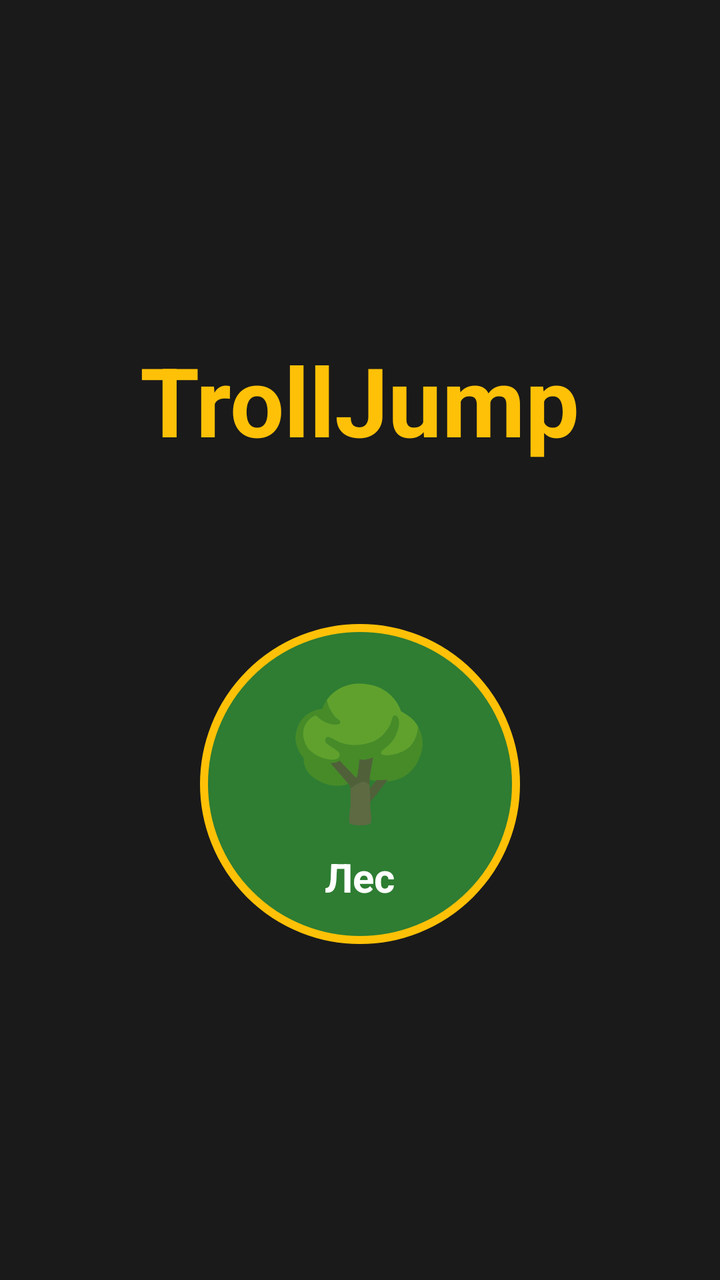
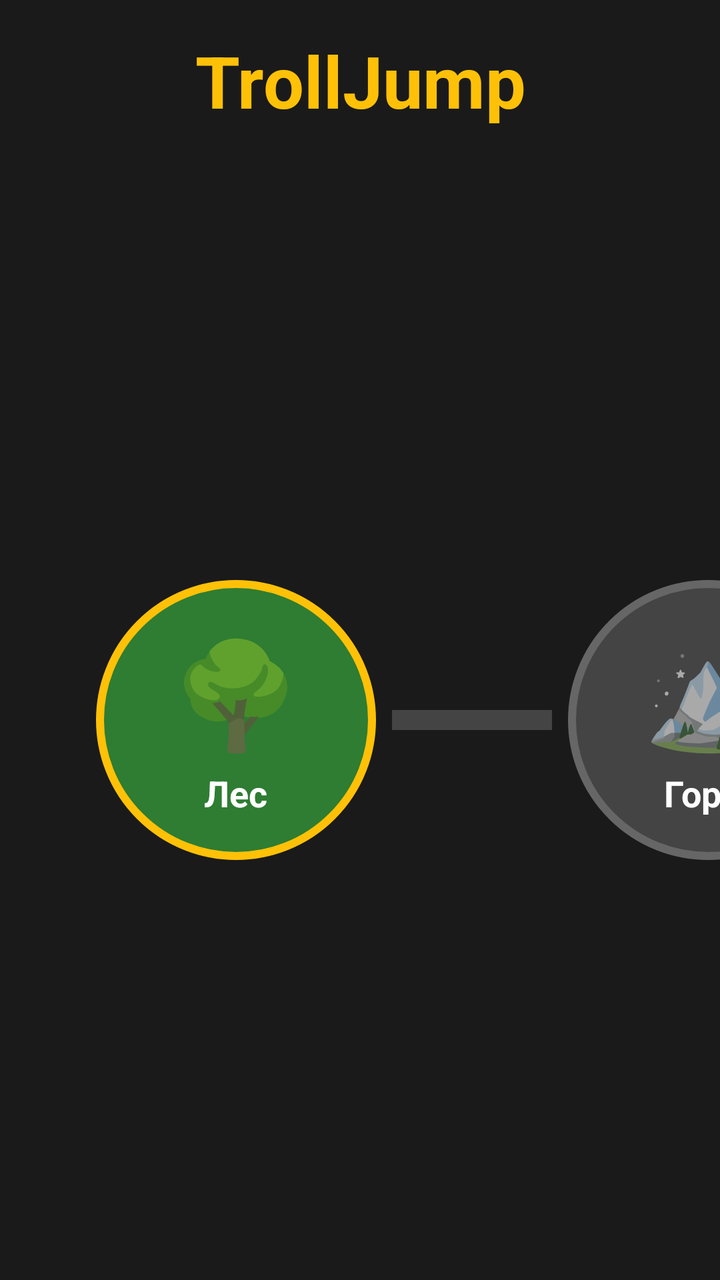

An Android layout rendered at two revisions. The XML below is the earlier revision; the diff shows what the commit changed to produce the second picture.
<!-- AndroidManifest.xml: application theme Theme.TrollJump -->
<!-- res/layout/activity_menu.xml -->
<?xml version="1.0" encoding="utf-8"?>
<LinearLayout xmlns:android="http://schemas.android.com/apk/res/android"
    android:layout_width="match_parent"
    android:layout_height="match_parent"
    android:orientation="vertical"
    android:background="#1A1A1A"
    android:gravity="center">

    <TextView
        android:layout_width="wrap_content"
        android:layout_height="wrap_content"
        android:text="TrollJump"
        android:textColor="#FFC107"
        android:textSize="48sp"
        android:textStyle="bold"
        android:layout_marginBottom="80dp" />

    <LinearLayout
        android:id="@+id/forestBtn"
        android:layout_width="160dp"
        android:layout_height="160dp"
        android:orientation="vertical"
        android:gravity="center"
        android:background="@drawable/world_circle"
        android:clickable="true"
        android:focusable="true">

        <TextView
            android:layout_width="wrap_content"
            android:layout_height="wrap_content"
            android:text="🌳"
            android:textSize="64sp" />

        <TextView
            android:layout_width="wrap_content"
            android:layout_height="wrap_content"
            android:text="Лес"
            android:textColor="#FFFFFF"
            android:textSize="20sp"
            android:textStyle="bold"
            android:layout_marginTop="8dp" />

    </LinearLayout>

</LinearLayout>
<!-- resources referenced by this layout -->
<resources>
  <!-- drawable world_circle (drawable) -->
  <?xml version="1.0" encoding="utf-8"?>
  <shape xmlns:android="http://schemas.android.com/apk/res/android"
      android:shape="oval">
      <solid android:color="#2E7D32" />
      <stroke android:width="4dp" android:color="#FFC107" />
  </shape>
  <style name="Theme.TrollJump" parent="Theme.MaterialComponents.DayNight.NoActionBar">
          <item name="android:statusBarColor">#000000</item>
          <item name="android:windowBackground">#000000</item>
          <item name="colorPrimary">#FFC107</item>
          <item name="colorAccent">#FF5722</item>
      </style>
</resources>

<!-- the commit's change to res/layout/activity_menu.xml (unified diff, before → after) -->
@@ -3,43 +3,132 @@
     android:layout_width="match_parent"
     android:layout_height="match_parent"
     android:orientation="vertical"
-    android:background="#1A1A1A"
-    android:gravity="center">
+    android:background="#1A1A1A">
 
     <TextView
-        android:layout_width="wrap_content"
+        android:layout_width="match_parent"
         android:layout_height="wrap_content"
         android:text="TrollJump"
         android:textColor="#FFC107"
-        android:textSize="48sp"
+        android:textSize="36sp"
         android:textStyle="bold"
-        android:layout_marginBottom="80dp" />
+        android:gravity="center"
+        android:padding="16dp" />
 
-    <LinearLayout
-        android:id="@+id/forestBtn"
-        android:layout_width="160dp"
-        android:layout_height="160dp"
-        android:orientation="vertical"
-        android:gravity="center"
-        android:background="@drawable/world_circle"
-        android:clickable="true"
-        android:focusable="true">
+    <HorizontalScrollView
+        android:layout_width="match_parent"
+        android:layout_height="0dp"
+        android:layout_weight="1"
+        android:scrollbars="none">
 
-        <TextView
+        <LinearLayout
             android:layout_width="wrap_content"
-            android:layout_height="wrap_content"
-            android:text="🌳"
-            android:textSize="64sp" />
+            android:layout_height="match_parent"
+            android:orientation="horizontal"
+            android:gravity="center_vertical"
+            android:paddingHorizontal="48dp">
 
-        <TextView
-            android:layout_width="wrap_content"
-            android:layout_height="wrap_content"
-            android:text="Лес"
-            android:textColor="#FFFFFF"
-            android:textSize="20sp"
-            android:textStyle="bold"
-            android:layout_marginTop="8dp" />
+            
+            <LinearLayout
+                android:id="@+id/forestBtn"
+                android:layout_width="140dp"
+                android:layout_height="140dp"
+                android:orientation="vertical"
+                android:gravity="center"
+                android:background="@drawable/world_circle"
+                android:clickable="true"
+                android:focusable="true">
 
-    </LinearLayout>
+                <TextView
+                    android:layout_width="wrap_content"
+                    android:layout_height="wrap_content"
+                    android:text="🌳"
+                    android:textSize="52sp" />
+
+                <TextView
+                    android:layout_width="wrap_content"
+                    android:layout_height="wrap_content"
+                    android:text="Лес"
+                    android:textColor="#FFFFFF"
+                    android:textSize="18sp"
+                    android:textStyle="bold"
+                    android:layout_marginTop="4dp" />
+
+            </LinearLayout>
+
+            
+            <View
+                android:id="@+id/line1"
+                android:layout_width="80dp"
+                android:layout_height="10dp"
+                android:background="#444444"
+                android:layout_marginHorizontal="8dp" />
+
+            
+            <LinearLayout
+                android:id="@+id/mountainsBtn"
+                android:layout_width="140dp"
+                android:layout_height="140dp"
+                android:orientation="vertical"
+                android:gravity="center"
+                android:background="@drawable/world_circle_gray"
+                android:clickable="true"
+                android:focusable="true">
+
+                <TextView
+                    android:layout_width="wrap_content"
+                    android:layout_height="wrap_content"
+                    android:text="🏔"
+                    android:textSize="52sp" />
+
+                <TextView
+                    android:layout_width="wrap_content"
+                    android:layout_height="wrap_content"
+                    android:text="Горы"
+                    android:textColor="#FFFFFF"
+                    android:textSize="18sp"
+                    android:textStyle="bold"
+                    android:layout_marginTop="4dp" />
+
+            </LinearLayout>
+
+            
+            <View
+                android:id="@+id/line2"
+                android:layout_width="80dp"
+                android:layout_height="10dp"
+                android:background="#444444"
+                android:layout_marginHorizontal="8dp" />
+
+            
+            <LinearLayout
+                android:id="@+id/seaBtn"
+                android:layout_width="140dp"
+                android:layout_height="140dp"
+                android:orientation="vertical"
+                android:gravity="center"
+                android:background="@drawable/world_circle_gray"
+                android:clickable="true"
+                android:focusable="true">
+
+                <TextView
+                    android:layout_width="wrap_content"
+                    android:layout_height="wrap_content"
+                    android:text="🌊"
+                    android:textSize="52sp" />
+
+                <TextView
+                    android:layout_width="wrap_content"
+                    android:layout_height="wrap_content"
+                    android:text="Море"
+                    android:textColor="#FFFFFF"
+                    android:textSize="18sp"
+                    android:textStyle="bold"
+                    android:layout_marginTop="4dp" />
+
+            </LinearLayout>
+
+        </LinearLayout>
+    </HorizontalScrollView>
 
 </LinearLayout>
<!-- resource entries referenced after the edit -->
@@ -7,6 +7,13 @@
       <solid android:color="#2E7D32" />
       <stroke android:width="4dp" android:color="#FFC107" />
   </shape>
+  <!-- drawable world_circle_gray (drawable) -->
+  <?xml version="1.0" encoding="utf-8"?>
+  <shape xmlns:android="http://schemas.android.com/apk/res/android"
+      android:shape="oval">
+      <solid android:color="#444444" />
+      <stroke android:width="4dp" android:color="#666666" />
+  </shape>
   <style name="Theme.TrollJump" parent="Theme.MaterialComponents.DayNight.NoActionBar">
           <item name="android:statusBarColor">#000000</item>
           <item name="android:windowBackground">#000000</item>
